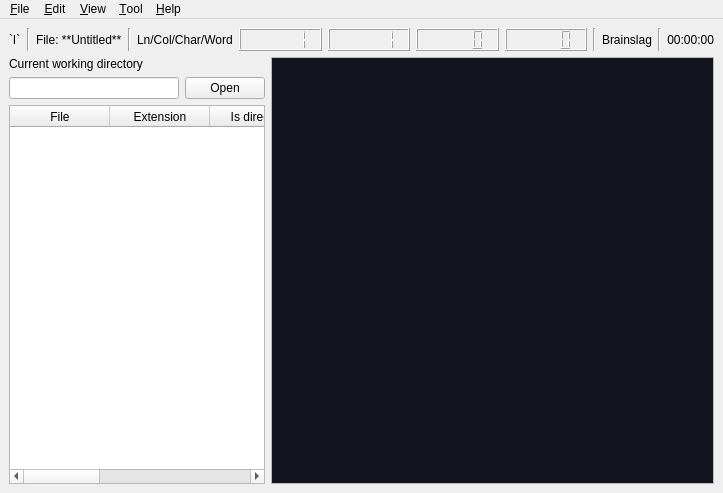
Before: the Qt Designer form src/TextEditor/ui/TextEditor.ui in KatsumiKougen/SmallPyQt5Apps, drawn with Qt 5.
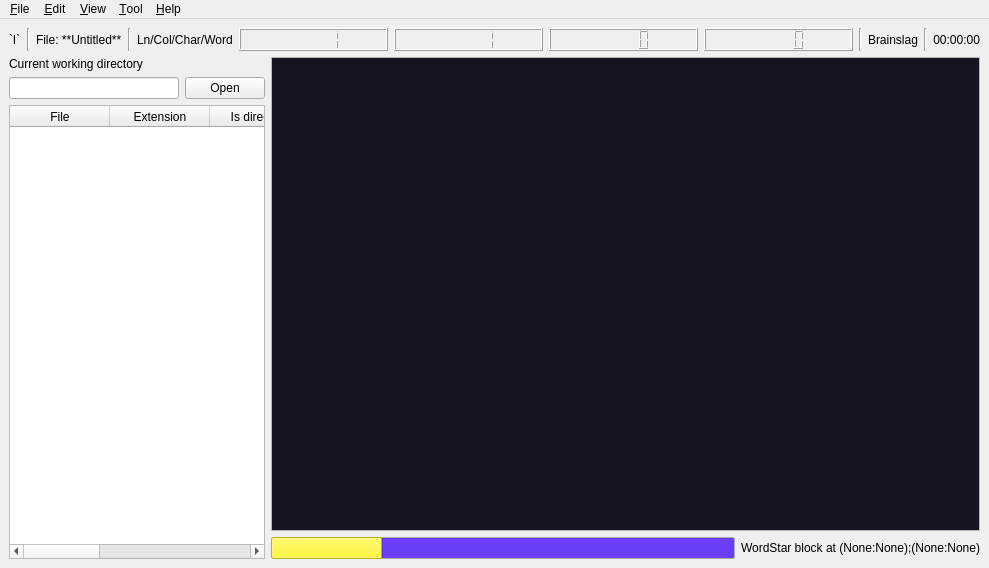
After: the same form once the commit is applied. Custom widgets are drawn as their Qt base class.

Commit message: Add new commands, a progress bar and a WordStar block indicator

What changed in the file:
```diff
--- a/src/TextEditor/ui/TextEditor.ui
+++ b/src/TextEditor/ui/TextEditor.ui
@@ -6,8 +6,8 @@
    <rect>
     <x>0</x>
     <y>0</y>
-    <width>723</width>
-    <height>493</height>
+    <width>989</width>
+    <height>568</height>
    </rect>
   </property>
   <property name="sizePolicy">
@@ -289,6 +289,8 @@
        </layout>
       </item>
       <item>
+       <layout class="QVBoxLayout" name="TextEditor_VertLayout">
+        <item>
        <widget class="TE_CustomPlainTextEdit" name="TextEditor_MainWidget">
         <property name="palette">
          <palette>
@@ -421,6 +423,99 @@
         </property>
        </widget>
       </item>
+        <item>
+         <layout class="QHBoxLayout" name="TextEditor_MiscLayout">
+          <item>
+           <widget class="QProgressBar" name="Misc_ProgressBar">
+            <property name="palette">
+             <palette>
+              <active>
+               <colorrole role="Base">
+                <brush brushstyle="SolidPattern">
+                 <color alpha="255">
+                  <red>107</red>
+                  <green>63</green>
+                  <blue>250</blue>
+                 </color>
+                </brush>
+               </colorrole>
+               <colorrole role="Highlight">
+                <brush brushstyle="SolidPattern">
+                 <color alpha="255">
+                  <red>252</red>
+                  <green>243</green>
+                  <blue>65</blue>
+                 </color>
+                </brush>
+               </colorrole>
+              </active>
+              <inactive>
+               <colorrole role="Base">
+                <brush brushstyle="SolidPattern">
+                 <color alpha="255">
+                  <red>107</red>
+                  <green>63</green>
+                  <blue>250</blue>
+                 </color>
+                </brush>
+               </colorrole>
+               <colorrole role="Highlight">
+                <brush brushstyle="SolidPattern">
+                 <color alpha="255">
+                  <red>252</red>
+                  <green>243</green>
+                  <blue>65</blue>
+                 </color>
+                </brush>
+               </colorrole>
+              </inactive>
+              <disabled>
+               <colorrole role="Base">
+                <brush brushstyle="SolidPattern">
+                 <color alpha="255">
+                  <red>239</red>
+                  <green>239</green>
+                  <blue>239</blue>
+                 </color>
+                </brush>
+               </colorrole>
+               <colorrole role="Highlight">
+                <brush brushstyle="SolidPattern">
+                 <color alpha="255">
+                  <red>145</red>
+                  <green>145</green>
+                  <blue>145</blue>
+                 </color>
+                </brush>
+               </colorrole>
+              </disabled>
+             </palette>
+            </property>
+            <property name="value">
+             <number>24</number>
+            </property>
+            <property name="textVisible">
+             <bool>false</bool>
+            </property>
+            <property name="invertedAppearance">
+             <bool>false</bool>
+            </property>
+            <property name="format">
+             <string>%p/%m</string>
+            </property>
+           </widget>
+          </item>
+          <item>
+           <widget class="QLabel" name="Misc_WordStarBlockLabel">
+            <property name="text">
+             <string>WordStar block at (None:None);(None:None)</string>
+            </property>
+           </widget>
+          </item>
+         </layout>
+        </item>
+       </layout>
+      </item>
      </layout>
     </item>
    </layout>
@@ -430,7 +525,7 @@
     <rect>
      <x>0</x>
      <y>0</y>
-     <width>723</width>
+     <width>989</width>
      <height>25</height>
     </rect>
    </property>
```
Left out of the diff: 242 changed lines with no effect on the pictures. Lines whose indentation alone changed are shown as unchanged. The commit also changes 1 other file.
